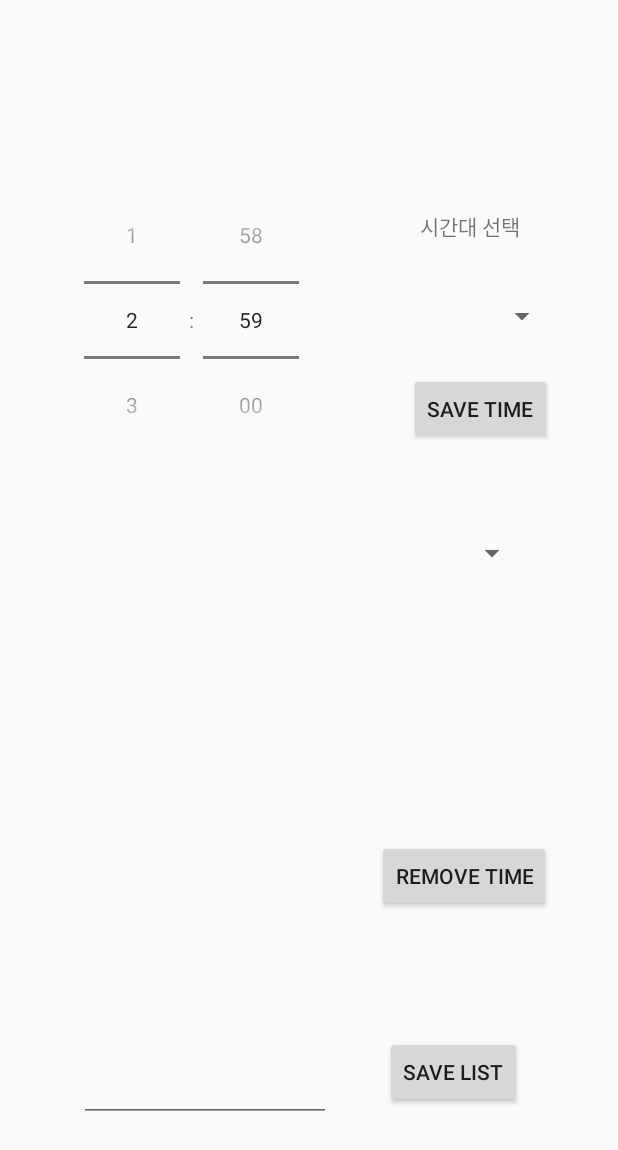
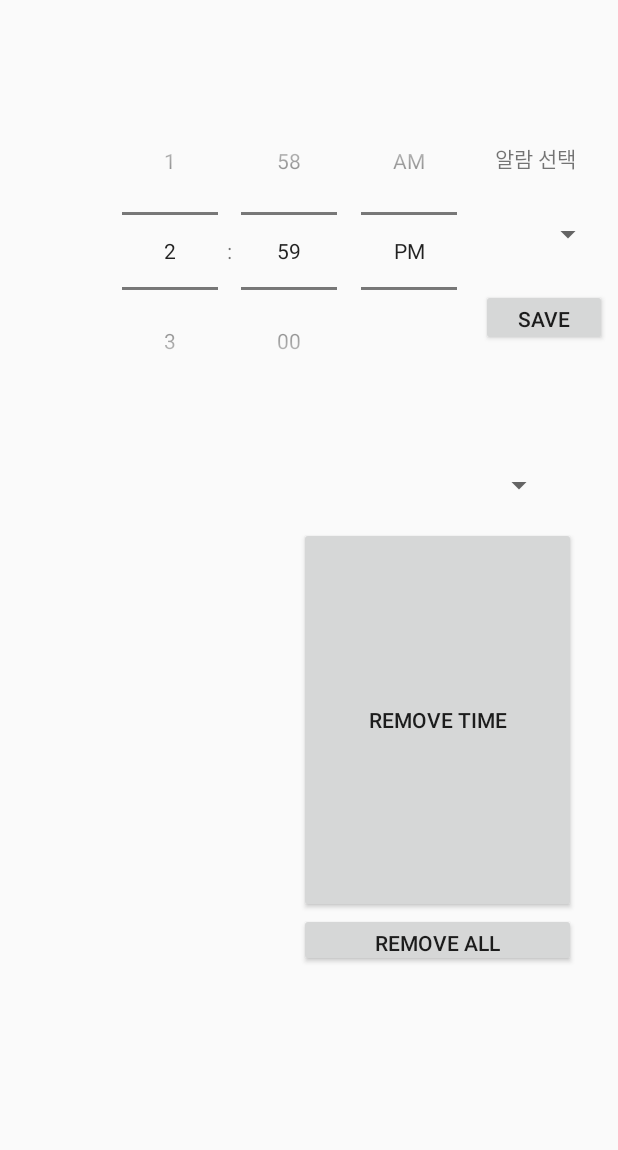
Before and after one commit to baejny/AlarmProject, an Android app: the layout activity_main.xml on its own in the app's theme, with its tools: preview values and no code run, on a phone screen of 412 x 824 dp. Shown: the top 1150 px of the screen. Run offline under Robolectric (Android 15) with nearby library versions, the phone set to English and light mode, and no system bars.

Commit message:
Merge branch 'work_pumpkin' of https://github.com/baejny/AlarmProject into work
# Conflicts:
#	app/build.gradle
#	app/src/main/AndroidManifest.xml
#	app/src/main/java/com/example/alarmproject/AlarmMethod.java
#	app/src/main/java/com/example/alarmproject/MainActivity.java
#	app/src/main/res/layout/activity_main.xml

```diff
--- a/app/src/main/AndroidManifest.xml
+++ b/app/src/main/AndroidManifest.xml
@@ -5,15 +5,14 @@
     <uses-permission android:name="android.permission.WAKE_LOCK" />
     <uses-permission android:name="android.permission.RECEIVE_BOOT_COMPLETED" />
     <uses-permission android:name="android.permission.INTERNET" />
+    <uses-permission android:name="android.permission.FOREGROUND_SERVICE"/>
 
     <uses-permission android:name="android.permission.BLUETOOTH"/>
     <uses-permission android:name="android.permission.BLUETOOTH_ADMIN"/>
     <uses-permission android:name="android.permission.ACCESS_FINE_LOCATION"/>
     <uses-permission android:name="android.permission.ACCESS_COARSE_LOCATION"/>
 
-    <uses-permission android:name="android.permission.SYSTEM_ALERT_WINDOW"/>
-    <uses-permission android:name="android.permission.FOREGROUND_SERVICE"/>
-
+    <uses-feature android:name="android.hardware.bluetooth_le" android:required="true"/>
     <application
         android:allowBackup="true"
         android:icon="@mipmap/ic_launcher"
@@ -23,10 +22,7 @@
         android:theme="@style/AppTheme">
 
         <activity android:name=".MainActivity">
-            <intent-filter>
-                <action android:name="android.intent.action.MAIN" />
-                <category android:name="android.intent.category.LAUNCHER" />
-            </intent-filter>
+
         </activity>
 
         <receiver android:name=".DeviceBootReceiver"
@@ -38,6 +34,11 @@
 
         <receiver android:name=".AlarmReceiver"></receiver>
         <activity android:name=".MediaPlayActivity"></activity>
+        <activity android:name=".BluetoothClass">
+            <intent-filter>
+            <action android:name="android.intent.action.MAIN" />
+            <category android:name="android.intent.category.LAUNCHER" />
+        </intent-filter></activity>
 
     </application>
 
--- a/app/src/main/res/layout/activity_main.xml
+++ b/app/src/main/res/layout/activity_main.xml
@@ -8,102 +8,101 @@
 
     <TimePicker
         android:id="@+id/timePicker"
-        android:layout_width="178dp"
-        android:layout_height="201dp"
-        android:layout_marginStart="40dp"
-        android:layout_marginBottom="24dp"
+        android:layout_width="wrap_content"
+        android:layout_height="wrap_content"
+        android:layout_marginStart="43dp"
+        android:layout_marginTop="61dp"
+        android:layout_marginEnd="9dp"
+        android:layout_marginBottom="78dp"
         android:timePickerMode="spinner"
-        app:layout_constraintBottom_toTopOf="@+id/textView"
+        app:layout_constraintBottom_toTopOf="@+id/button_remove"
+        app:layout_constraintEnd_toStartOf="@+id/textView2"
+        app:layout_constraintHorizontal_chainStyle="packed"
         app:layout_constraintStart_toStartOf="parent"
-        app:layout_constraintTop_toTopOf="parent"
-        app:layout_constraintVertical_bias="0.912" />
+        app:layout_constraintTop_toTopOf="parent" />
 
     <TextView
         android:id="@+id/textView"
-        android:layout_width="158dp"
-        android:layout_height="111dp"
-        android:layout_marginStart="40dp"
-        android:layout_marginTop="52dp"
+        android:layout_width="0dp"
+        android:layout_height="108dp"
+        android:layout_marginStart="60dp"
+        android:layout_marginTop="43dp"
+        android:layout_marginEnd="32dp"
         android:gravity="center_horizontal"
         android:lines="5"
         android:maxLines="5"
+        app:layout_constraintEnd_toStartOf="@+id/spinner"
         app:layout_constraintStart_toStartOf="parent"
-        app:layout_constraintTop_toBottomOf="@+id/button_save" />
+        app:layout_constraintTop_toBottomOf="@+id/timePicker" />
 
     <Spinner
         android:id="@+id/spinner"
-        android:layout_width="96dp"
-        android:layout_height="40dp"
-        android:layout_marginTop="52dp"
-        android:layout_marginEnd="60dp"
+        android:layout_width="0dp"
+        android:layout_height="0dp"
+        android:layout_marginEnd="42dp"
+        android:layout_marginBottom="9dp"
+        app:layout_constraintBottom_toTopOf="@+id/button_remove"
         app:layout_constraintEnd_toEndOf="parent"
+        app:layout_constraintStart_toEndOf="@+id/textView"
         app:layout_constraintTop_toBottomOf="@+id/button_save" />
 
     <Button
         android:id="@+id/button_remove"
-        android:layout_width="wrap_content"
-        android:layout_height="wrap_content"
-        android:layout_marginEnd="41dp"
-        android:layout_marginBottom="134dp"
+        android:layout_width="0dp"
+        android:layout_height="0dp"
+        android:layout_marginEnd="28dp"
+        android:layout_marginBottom="215dp"
         android:text="REMOVE TIME"
         app:layout_constraintBottom_toBottomOf="parent"
         app:layout_constraintEnd_toEndOf="parent"
-        app:layout_constraintHorizontal_bias="0.945"
         app:layout_constraintStart_toEndOf="@+id/textView"
-        app:layout_constraintTop_toBottomOf="@+id/spinner"
-        app:layout_constraintVertical_bias="0.676" />
+        app:layout_constraintTop_toBottomOf="@+id/timePicker" />
 
     <Button
         android:id="@+id/button_save"
-        android:layout_width="wrap_content"
-        android:layout_height="wrap_content"
-        android:layout_marginTop="20dp"
-        android:layout_marginEnd="44dp"
+        android:layout_width="0dp"
+        android:layout_height="0dp"
+        android:layout_marginEnd="7dp"
+        android:layout_marginBottom="74dp"
         android:text="SAVE TIME"
+        app:layout_constraintBottom_toTopOf="@+id/spinner"
         app:layout_constraintEnd_toEndOf="parent"
+        app:layout_constraintStart_toEndOf="@+id/timePicker"
         app:layout_constraintTop_toBottomOf="@+id/spinner2" />
 
     <Spinner
         android:id="@+id/spinner2"
-        android:layout_width="114dp"
-        android:layout_height="35dp"
-        android:layout_marginStart="40dp"
-        android:layout_marginTop="32dp"
+        android:layout_width="0dp"
+        android:layout_height="0dp"
+        android:layout_marginStart="9dp"
+        android:layout_marginTop="137dp"
+        android:layout_marginEnd="9dp"
+        android:layout_marginBottom="18dp"
+        app:layout_constraintBottom_toTopOf="@+id/button_save"
+        app:layout_constraintEnd_toEndOf="parent"
         app:layout_constraintStart_toEndOf="@+id/timePicker"
-        app:layout_constraintTop_toBottomOf="@+id/textView2" />
+        app:layout_constraintTop_toTopOf="parent" />
 
     <TextView
         android:id="@+id/textView2"
         android:layout_width="wrap_content"
         android:layout_height="wrap_content"
-        android:layout_marginStart="280dp"
-        android:layout_marginTop="140dp"
-        android:text="시간대 선택"
-        app:layout_constraintStart_toStartOf="parent"
-        app:layout_constraintTop_toTopOf="parent" />
+        android:layout_marginEnd="6dp"
+        android:layout_marginBottom="21dp"
+        android:text="알람 선택"
+        app:layout_constraintBottom_toTopOf="@+id/spinner2"
+        app:layout_constraintEnd_toEndOf="parent"
+        app:layout_constraintStart_toEndOf="@+id/timePicker" />
 
     <Button
-        android:id="@+id/btn_save_list"
-        android:layout_width="wrap_content"
-        android:layout_height="wrap_content"
-        android:layout_marginEnd="64dp"
-        android:layout_marginBottom="68dp"
-        android:text="Button"
+        android:id="@+id/button_removeAll"
+        android:layout_width="0dp"
+        android:layout_height="0dp"
+        android:layout_marginBottom="179dp"
+        android:text="REMOVE ALL"
         app:layout_constraintBottom_toBottomOf="parent"
-        app:layout_constraintEnd_toEndOf="parent"
-        app:layout_constraintTop_toBottomOf="@+id/button_remove"
-        app:layout_constraintVertical_bias="0.828"
-        tools:text="save list" />
-
-    <EditText
-        android:id="@+id/editTextCode"
-        android:layout_width="168dp"
-        android:layout_height="44dp"
-        android:layout_marginEnd="36dp"
-        android:layout_marginBottom="76dp"
-        app:layout_constraintBottom_toBottomOf="parent"
-        app:layout_constraintEnd_toStartOf="@+id/btn_save_list"
-        app:layout_constraintHorizontal_bias="1.0"
-        app:layout_constraintStart_toStartOf="parent" />
+        app:layout_constraintEnd_toEndOf="@+id/button_remove"
+        app:layout_constraintStart_toStartOf="@+id/button_remove"
+        app:layout_constraintTop_toBottomOf="@+id/button_remove" />
 
 </androidx.constraintlayout.widget.ConstraintLayout>
```
